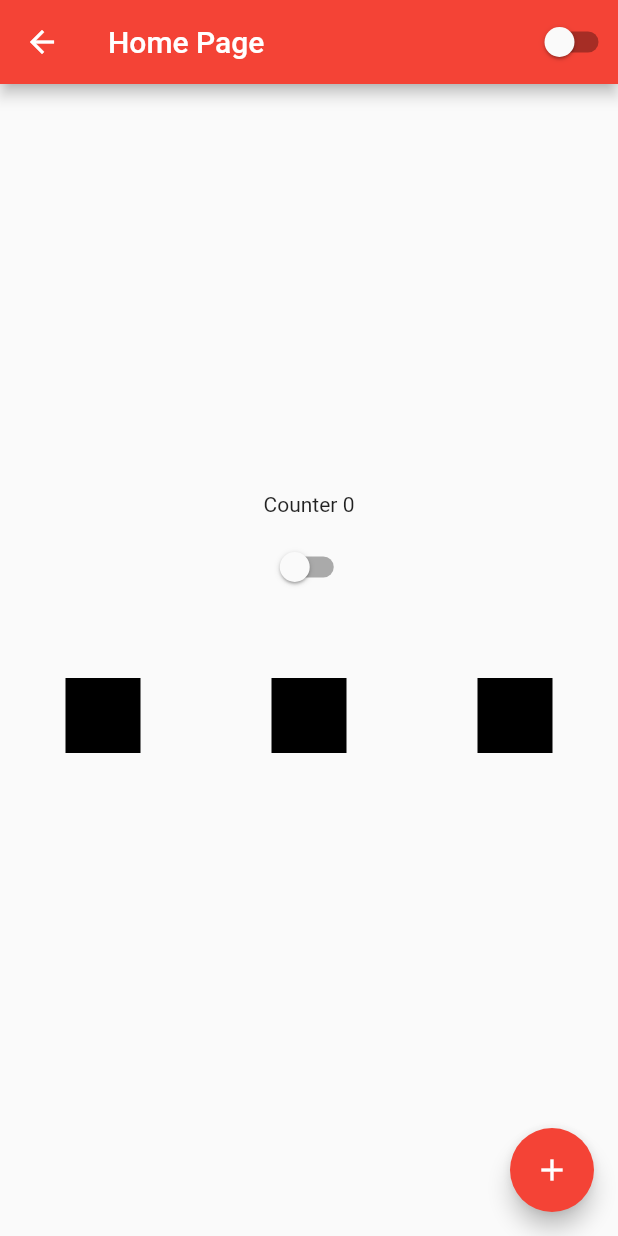
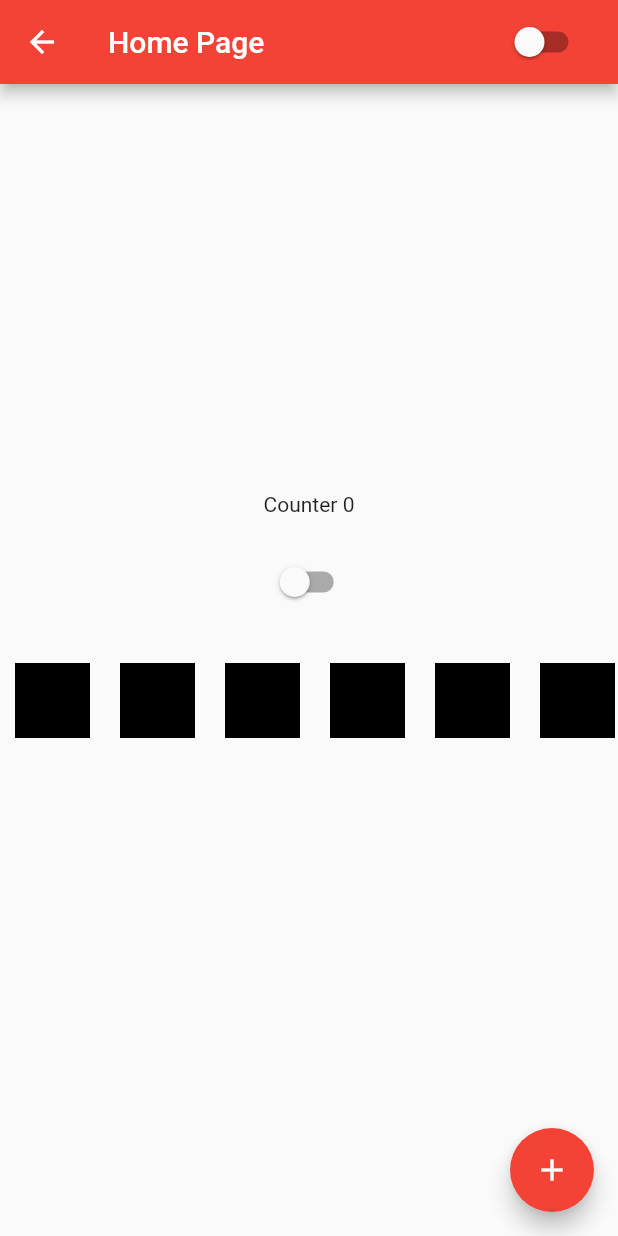
Before and after one commit to david-nine/learning-flutter, a Flutter app: the HomePage screen opened directly, on a phone screen of 412 x 824 dp. Run offline on Flutter 3.47's test engine with Material 2 defaults, Android fonts, the phone set to English and light mode, and no system bars.

```diff
--- a/lib/app_widget.dart
+++ b/lib/app_widget.dart
@@ -1,6 +1,8 @@
 import 'package:flutter/material.dart';
 import 'package:hello_word/app_controller.dart';
+import 'package:hello_word/home_controller.dart';
 import 'package:hello_word/home_page.dart';
+import 'package:hello_word/list_view_page.dart';
 import 'package:hello_word/login_page.dart';
 
 class AppWidget extends StatelessWidget {
@@ -12,7 +14,7 @@ class AppWidget extends StatelessWidget {
         animation: AppController.instance,
         builder: (context, child) {
           return MaterialApp(
-              home: LoginPage(),
+              home: const ListViewPage(),
               theme: ThemeData(
                   primarySwatch: Colors.red,
                   brightness: AppController.instance.isDarkTheme
--- /dev/null
+++ b/lib/home_controller.dart
@@ -0,0 +1,21 @@
+import 'package:flutter/material.dart';
+
+class HomeController extends InheritedNotifier<ValueNotifier<int>> {
+  HomeController({Key? key, required Widget child})
+      : super(
+          key: key,
+          child: child,
+          notifier: ValueNotifier(0),
+        );
+
+  int get value => notifier!.value;
+
+  static HomeController of(BuildContext context) {
+    return context.dependOnInheritedWidgetOfExactType<HomeController>()!;
+  }
+
+  increment() {
+    notifier!.value++;
+  }
+
+}
--- a/lib/home_page.dart
+++ b/lib/home_page.dart
@@ -6,55 +6,58 @@ class HomePage extends StatefulWidget {
 
   @override
   State<HomePage> createState() {
-    return HomePageState();
+    return _HomePageState();
   }
 }
 
-class HomePageState extends State<HomePage> {
+class _HomePageState extends State<HomePage> {
   int counter = 0;
   bool isDarkTheme = true;
 
   @override
+  void initState() {
+    super.initState();
+  }
+
+  @override
+  void dispose() {
+    super.dispose();
+  }
+
+  @override
   Widget build(BuildContext context) {
+    // var controller = HomeController.of(context);
+
     return Scaffold(
       appBar: AppBar(
-        title: Text('Home Page'),
-        actions: [CustomSwitcher()],
+        title: const Text('Home Page'),
+        actions: const [CustomSwitcher()],
       ),
-      body: Container(
+      body: SizedBox(
         width: double.infinity,
         height: double.infinity,
         child: Column(
           mainAxisAlignment: MainAxisAlignment.center,
           children: [
+            //Text("Counter ${controller.value}"),
             Text("Counter $counter"),
-            Container(
-              height: 10,
-            ),
-            CustomSwitcher(),
-            Container(
-              height: 50,
-            ),
-            Row(
+            const CustomSwitcher(),
+            SingleChildScrollView(
+              scrollDirection: Axis.horizontal,
+
+                child: Row(
+
               mainAxisAlignment: MainAxisAlignment.spaceAround,
               children: [
+                for (var i = 0; i < 10; i++)
                   Container(
                     width: 50,
                     height: 50,
                     color: Colors.black,
+                    margin: const EdgeInsets.all(10),
                   ),
-                Container(
-                  width: 50,
-                  height: 50,
-                  color: Colors.black,
-                ),
-                Container(
-                  width: 50,
-                  height: 50,
-                  color: Colors.black,
-                )
               ],
-            ),
+            )),
             Container(
               height: 50,
             )
@@ -62,8 +65,9 @@ class HomePageState extends State<HomePage> {
         ),
       ),
       floatingActionButton: FloatingActionButton(
-          child: Icon(Icons.add),
+          child: const Icon(Icons.add),
           onPressed: () {
+            //controller.increment();
             setState(() {
               counter++;
             });
@@ -77,10 +81,12 @@ class CustomSwitcher extends StatelessWidget {
 
   @override
   Widget build(BuildContext context) {
-    return Switch(
+    return Container(
+        margin: const EdgeInsets.all(20),
+        child: Switch(
             value: AppController.instance.isDarkTheme,
             onChanged: (value) {
               AppController.instance.changeTheme();
-        });
+            }));
   }
 }
```
Also changed, not shown: lib/list_view_page.dart (added, +49 -0 lines). Lines whose indentation alone changed are shown as unchanged.
